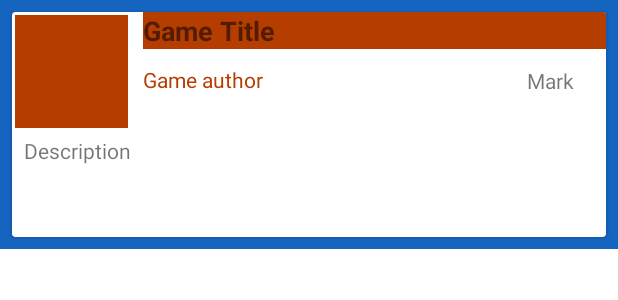
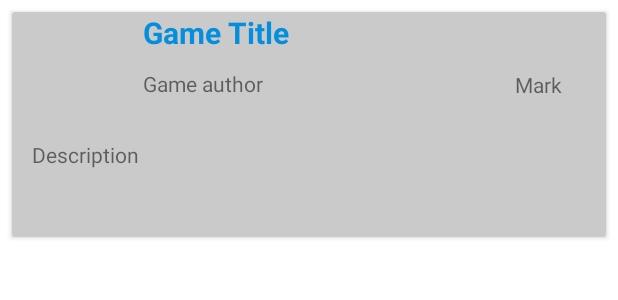
Before and after one commit to Jaaccob/Project, an Android app: the layout custome_list_layout.xml on its own in the app's theme, with its tools: preview values and no code run, on a phone screen of 412 x 824 dp. Shown: the top 300 px of the screen. Run offline under Robolectric (Android 15) with nearby library versions, the phone set to English and light mode, and no system bars; network calls fail.

```diff
--- a/Game Review/app/src/main/res/layout/custome_list_layout.xml
+++ b/Game Review/app/src/main/res/layout/custome_list_layout.xml
@@ -1,10 +1,9 @@
 <?xml version="1.0" encoding="utf-8"?>
 <androidx.constraintlayout.widget.ConstraintLayout xmlns:android="http://schemas.android.com/apk/res/android"
     xmlns:app="http://schemas.android.com/apk/res-auto"
-    xmlns:tools="http://schemas.android.com/tools"
     android:layout_width="match_parent"
-    android:layout_height="wrap_content"
-    android:background="@color/secondaryColor">
+    android:layout_height="wrap_content">
+
 
     <androidx.cardview.widget.CardView
         android:layout_width="match_parent"
@@ -13,7 +12,6 @@
         android:layout_marginTop="8dp"
         android:layout_marginEnd="8dp"
         android:layout_marginBottom="8dp"
-        android:background="#FFFFFF"
         app:layout_constraintBottom_toBottomOf="parent"
         app:layout_constraintEnd_toEndOf="parent"
         app:layout_constraintStart_toEndOf="parent"
@@ -21,7 +19,8 @@
 
         <androidx.constraintlayout.widget.ConstraintLayout
             android:layout_width="match_parent"
-            android:layout_height="150dp">
+            android:layout_height="150dp"
+            android:background="@color/login_ek1_color">
 
             <ImageView
                 android:id="@+id/gameImage"
@@ -31,7 +30,6 @@
                 android:layout_marginTop="2dp"
                 android:layout_marginEnd="2dp"
                 android:layout_marginBottom="2dp"
-                android:background="@color/primaryDarkColor"
                 app:layout_constraintBottom_toBottomOf="parent"
                 app:layout_constraintEnd_toStartOf="@+id/gameTitle"
                 app:layout_constraintStart_toStartOf="parent"
@@ -43,9 +41,11 @@
                 android:layout_width="0dp"
                 android:layout_height="wrap_content"
                 android:layout_marginStart="8dp"
-                android:background="@color/primaryDarkColor"
+                android:backgroundTint="@color/colorAccentM"
+                android:backgroundTintMode="add"
                 android:text="@string/game_title"
-                android:textSize="18sp"
+                android:textSize="20sp"
+                android:textColor="@color/colorPrimaryM"
                 android:textStyle="bold"
                 app:layout_constraintBottom_toBottomOf="parent"
                 app:layout_constraintEnd_toEndOf="parent"
@@ -56,12 +56,12 @@
 
             <TextView
                 android:id="@+id/gameAuthor"
-                android:layout_width="248dp"
+                android:layout_width="240dp"
                 android:layout_height="32dp"
                 android:layout_marginStart="8dp"
                 android:layout_marginBottom="8dp"
                 android:text="@string/game_author"
-                android:textColor="@color/primaryDarkColor"
+
                 app:layout_constraintBottom_toBottomOf="parent"
                 app:layout_constraintEnd_toEndOf="parent"
                 app:layout_constraintHorizontal_bias="0.031"
@@ -85,7 +85,7 @@
 
             <TextView
                 android:id="@+id/gameDescription"
-                android:layout_width="380dp"
+                android:layout_width="370dp"
                 android:layout_height="65dp"
                 android:layout_marginStart="5dp"
                 android:layout_marginTop="15dp"
@@ -99,8 +99,11 @@
                 app:layout_constraintTop_toBottomOf="@+id/gameAuthor"
                 app:layout_constraintVertical_bias="0.0" />
 
+
         </androidx.constraintlayout.widget.ConstraintLayout>
+
 
     </androidx.cardview.widget.CardView>
 
+
 </androidx.constraintlayout.widget.ConstraintLayout>
--- a/Game Review/app/src/main/res/layout/navigation_drawer_header.xml
+++ b/Game Review/app/src/main/res/layout/navigation_drawer_header.xml
@@ -3,7 +3,7 @@
     xmlns:app="http://schemas.android.com/apk/res-auto"
     android:layout_width="match_parent"
     android:layout_height="180dp"
-    android:background="@color/primaryDarkColor">
+    android:background="@color/login_ek1_color">
 
     <ImageView
         android:id="@+id/imgUser"
```
Also changed, not shown: Game Review/app/src/main/java/pl/kozubek/reviewgame/adapter/AdapterDisplayReview.java (+5 -2 lines), Game Review/app/src/main/java/pl/kozubek/reviewgame/functionHelper/SearchGame.java (+14 -11 lines), Game Review/app/src/main/res/layout/activity_review_game.xml (+35 -60 lines), Game Review/app/src/main/res/layout/custome_list_review_layout.xml (+4 -9 lines).
